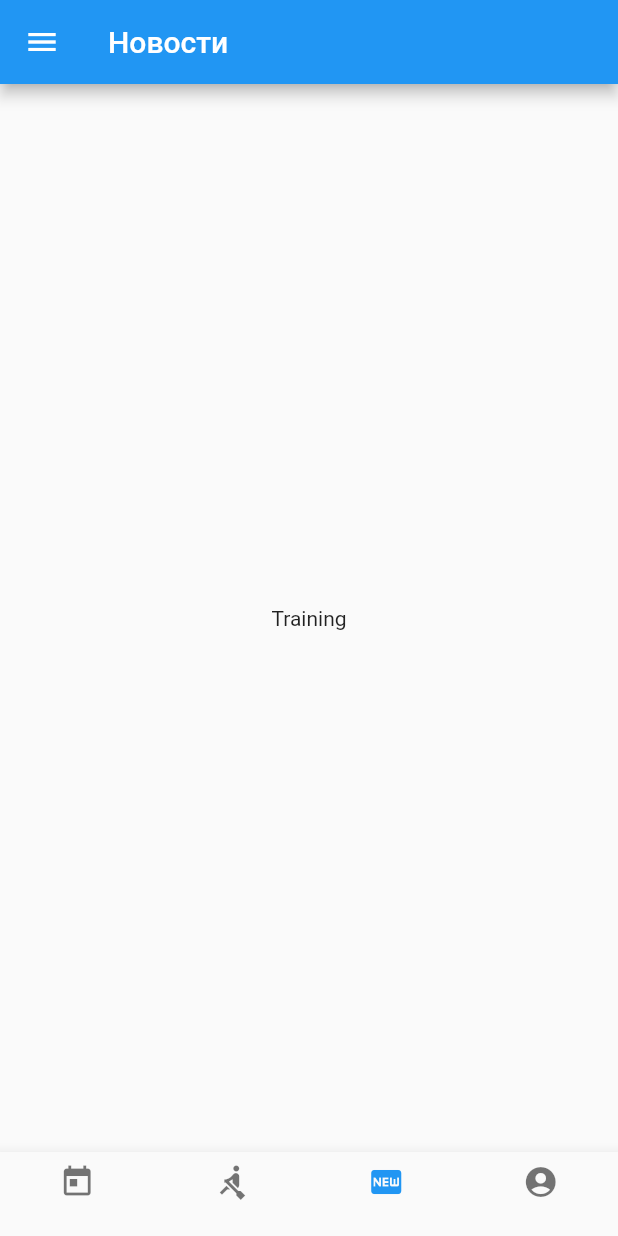
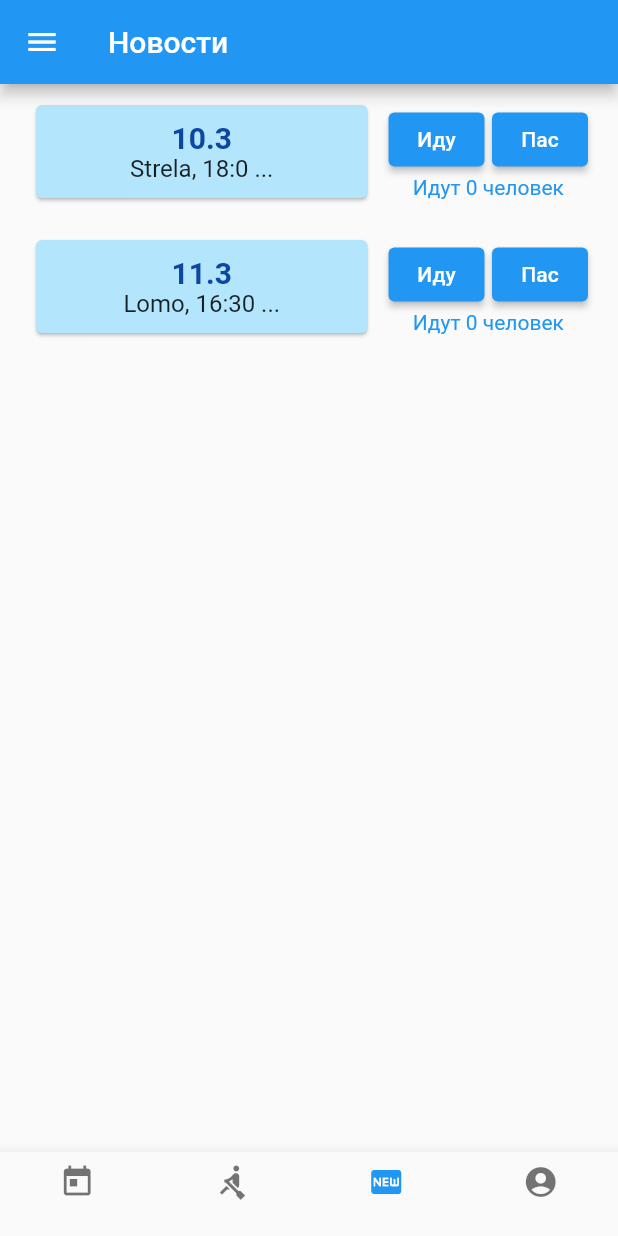
Before and after one commit to neNerower/iurcoach, a Flutter app: the HomeScreen screen opened by its route, swiped to page 2, on a phone screen of 412 x 824 dp. Run offline on Flutter 3.47's test engine with Material 2 defaults, Android fonts, the phone set to English and light mode, and no system bars; our stand-ins replace table_calendar.

Commit message:
training_page: Add training_preview list builder

```diff
--- a/lib/pages/training_page.dart
+++ b/lib/pages/training_page.dart
@@ -1,4 +1,6 @@
 import 'package:flutter/material.dart';
+import 'package:iurc_mobile_app/models/training_model.dart';
+import 'package:iurc_mobile_app/widgets/training_preview.dart';
 
 class TrainingPage extends StatefulWidget {
   TrainingPage({Key? key}) : super(key: key);
@@ -10,11 +12,37 @@ class TrainingPage extends StatefulWidget {
 }
 
 class _TrainingPageState extends State<TrainingPage> {
+  late List<TrainingModel> _trainings;
+
+  @override
+  void initState() {
+    super.initState();
+    // TODO: create lasy load list veiw instead of this
+    _trainings = [
+      TrainingModel(
+        dateTime: DateTime(2022, 3, 10, 18, 00),
+        place: "Strela",
+        plan: ["Run 30`", "RP3 20x40", "Gym"],
+      ),
+      TrainingModel(
+        dateTime: DateTime(2022, 3, 11, 16, 30),
+        place: "Lomo",
+        plan: ["Concept 6km", "2x30`", "OFP"],
+      ),
+    ];
+  }
+
   @override
   Widget build(BuildContext context) {
-    return Container(
-      child: Center(
-        child: Text(widget.title),
+    return Center(
+      child: ListView.builder(
+        itemCount: _trainings.length,
+        itemBuilder: (context, index) {
+          return Padding(
+            padding: const EdgeInsets.symmetric(horizontal: 20, vertical: 10),
+            child: TrainingPreview(model: _trainings[index]),
+          );
+        },
       ),
     );
   }
```
